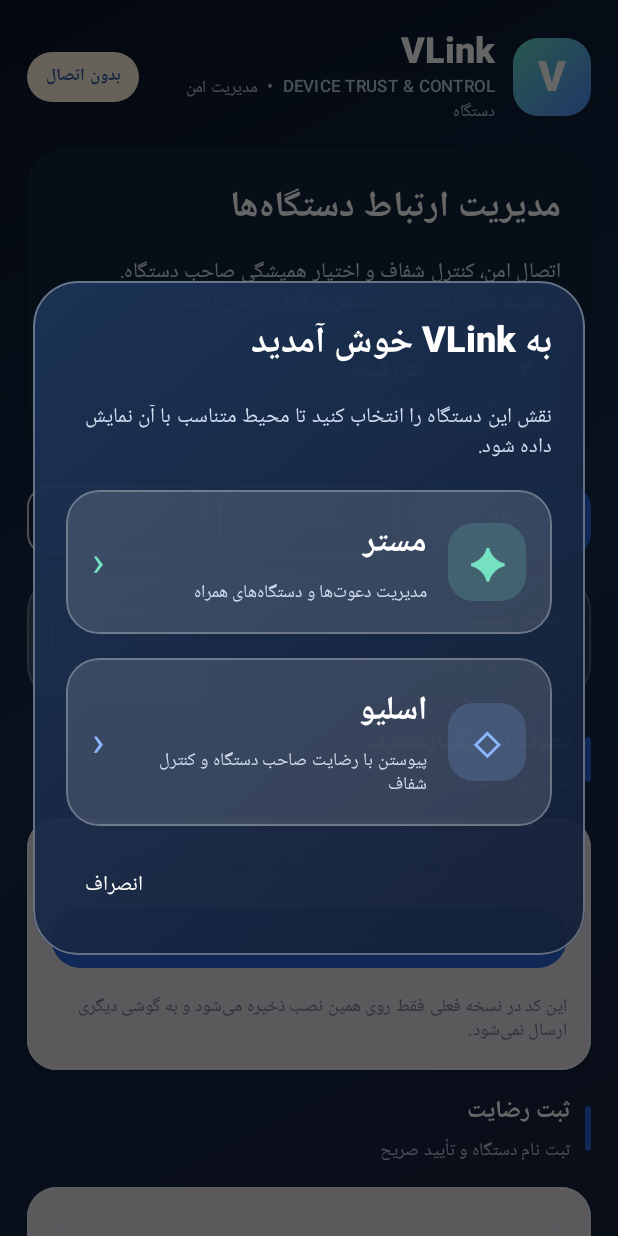
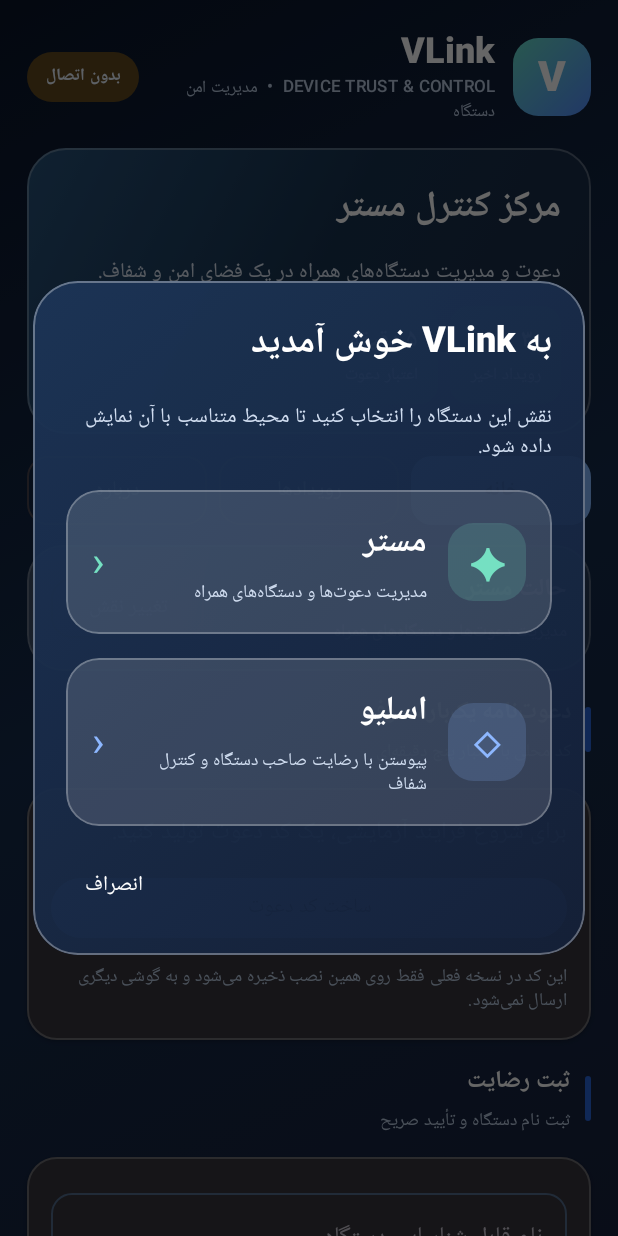
Before and after one commit to alory11-bot/VLink-Consent-Manager, an Android app built with Jetpack Compose: the MainActivity screen opened directly, with no data from a screen before it, after a tap on "تغییر نقش", on a phone screen of 412 x 824 dp. Run offline under Robolectric (Android 15) with nearby library versions, the phone set to English and light mode, and no system bars; 1 other tap on this screen came first.

Commit message:
feat(ui): complete dark glass styling for role dashboards

```diff
--- a/app/src/main/java/com/vlink/consent/MainActivity.kt
+++ b/app/src/main/java/com/vlink/consent/MainActivity.kt
@@ -33,15 +33,15 @@ import java.text.SimpleDateFormat
 import java.util.Date
 import java.util.Locale
 
-private val Ink = Color(0xFF18283B)
-private val Muted = Color(0xFF6D7C8F)
+private val Ink = Color(0xFFF2F7FF)
+private val Muted = Color(0xFFB7C8DF)
 private val Brand = Color(0xFF2864D8)
 private val Canvas = Color(0xFF0B1428)
 private val GlassLine = Color(0x35FFFFFF)
-private val Mint = Color(0xFFE8F6F1)
-private val Amber = Color(0xFFFFF4DF)
+private val Mint = Color(0xFF174E4A)
+private val Amber = Color(0xFF62491F)
 private val Navy = Color(0xFF10243A)
-private val Line = Color(0xFFE4EAF1)
+private val Line = Color(0x45FFFFFF)
 
 class MainActivity : ComponentActivity() {
     private lateinit var store: SecureStore
@@ -50,14 +50,14 @@ class MainActivity : ComponentActivity() {
         super.onCreate(savedInstanceState)
         store = SecureStore(this)
         setContent {
-            val colors = lightColorScheme(
-                primary = Brand,
-                onPrimary = Color.White,
+            val colors = darkColorScheme(
+                primary = Color(0xFF83B7FF),
+                onPrimary = Color(0xFF0B1B31),
                 background = Canvas,
-                surface = Color.White,
-                onSurface = Ink,
-                secondary = Color(0xFF16856D),
-                outline = Line
+                surface = Color(0xFF172943),
+                onSurface = Color(0xFFF2F7FF),
+                secondary = Color(0xFF75E0C2),
+                outline = Color(0xFF526B8C)
             )
             MaterialTheme(colorScheme = colors) {
                 CompositionLocalProvider(LocalLayoutDirection provides LayoutDirection.Rtl) {
@@ -128,14 +128,18 @@ class MainActivity : ComponentActivity() {
                 }
 
                 Card(
-                    shape = RoundedCornerShape(24.dp),
-                    colors = CardDefaults.cardColors(containerColor = Navy),
-                    elevation = CardDefaults.cardElevation(defaultElevation = 2.dp)
+                    shape = RoundedCornerShape(26.dp),
+                    colors = CardDefaults.cardColors(containerColor = Color.Transparent),
+                    elevation = CardDefaults.cardElevation(defaultElevation = 0.dp),
+                    modifier = Modifier.fillMaxWidth().background(
+                        Brush.linearGradient(listOf(Color(0xFF27527A), Color(0xFF17324F), Color(0xFF1A2944))),
+                        RoundedCornerShape(26.dp)
+                    ).border(1.dp, Color(0x44FFFFFF), RoundedCornerShape(26.dp))
                 ) {
                     Column(Modifier.fillMaxWidth().padding(20.dp), verticalArrangement = Arrangement.spacedBy(10.dp)) {
-                        Text("مدیریت ارتباط دستگاه‌ها", color = Color.White, fontWeight = FontWeight.Bold, style = MaterialTheme.typography.headlineSmall)
+                        Text(if (role == "controller") "مرکز کنترل مستر" else if (role == "companion") "پنل همراه اسلیو" else "مدیریت ارتباط دستگاه‌ها", color = Color.White, fontWeight = FontWeight.Bold, style = MaterialTheme.typography.headlineSmall)
                         Text(
-                            "اتصال امن، کنترل شفاف و اختیار همیشگی صاحب دستگاه. وضعیت هر قابلیت باید مستقل و قابل بررسی باشد.",
+                            if (role == "controller") "دعوت و مدیریت دستگاه‌های همراه در یک فضای امن و شفاف." else if (role == "companion") "وضعیت مشارکت و رضایت دستگاه در اختیار صاحب آن باقی می‌ماند." else "اتصال امن، کنترل شفاف و اختیار همیشگی صاحب دستگاه.",
                             color = Color(0xFFD8E2F0), style = MaterialTheme.typography.bodyMedium
                         )
                         Row(horizontalArrangement = Arrangement.spacedBy(8.dp)) {
@@ -171,7 +175,7 @@ class MainActivity : ComponentActivity() {
                                     if (invite.isNotBlank()) {
                                         Box(
                                             Modifier.fillMaxWidth().clip(RoundedCornerShape(16.dp))
-                                                .background(if (isInviteValid) Mint else Amber).padding(16.dp),
+                                                .background(if (isInviteValid) Color(0xFF174E4A) else Color(0xFF62491F)).border(1.dp, Color(0x44FFFFFF), RoundedCornerShape(16.dp)).padding(16.dp),
                                             contentAlignment = Alignment.Center
                                         ) {
                                             Column(horizontalAlignment = Alignment.CenterHorizontally, verticalArrangement = Arrangement.spacedBy(4.dp)) {
@@ -246,9 +250,9 @@ class MainActivity : ComponentActivity() {
 
                         if (consent) {
                             SectionTitle("وضعیت رضایت", "قابل مشاهده و قابل لغو")
-                            Card(shape = RoundedCornerShape(20.dp), colors = CardDefaults.cardColors(containerColor = Mint), border = androidx.compose.foundation.BorderStroke(1.dp, Color(0xFFCBE9DC)), elevation = CardDefaults.cardElevation(defaultElevation = 1.dp)) {
+                            Card(shape = RoundedCornerShape(20.dp), colors = CardDefaults.cardColors(containerColor = Color(0xFF174E4A)), border = androidx.compose.foundation.BorderStroke(1.dp, Color(0x6675E0C2)), elevation = CardDefaults.cardElevation(defaultElevation = 1.dp)) {
                                 Column(Modifier.fillMaxWidth().padding(16.dp), verticalArrangement = Arrangement.spacedBy(8.dp)) {
-                                    Text("رضایت ثبت شده است", fontWeight = FontWeight.Bold, color = Color(0xFF17664F))
+                                    Text("رضایت ثبت شده است", fontWeight = FontWeight.Bold, color = Color(0xFF9BF0D7))
                                     Text("دستگاه: $companion", color = Ink)
                                     Text("این ثبت، محلی است و به معنی اتصال شبکه‌ای نیست.", color = Muted, style = MaterialTheme.typography.bodySmall)
                                     OutlinedButton(onClick = {
@@ -384,7 +388,7 @@ class MainActivity : ComponentActivity() {
     @Composable
     private fun StatusPill(text: String, color: Color) {
         Text(text, Modifier.clip(CircleShape).background(color).padding(horizontal = 12.dp, vertical = 7.dp),
-            color = if (color == Mint) Color(0xFF17664F) else Color(0xFF315B9C), style = MaterialTheme.typography.labelSmall, fontWeight = FontWeight.Bold)
+            color = Color(0xFFEAF3FF), style = MaterialTheme.typography.labelSmall, fontWeight = FontWeight.Bold)
     }
 
     @Composable
```
